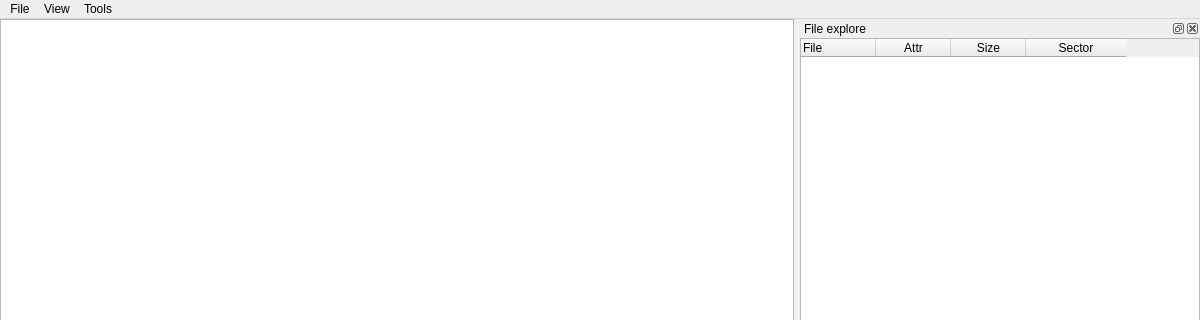
Above: i360gmanager/uiMain.ui from roman5566/i360gm before the change; both pictures show x 0 to 1200 and y 0 to 320 of the 1200 by 796 pixel window. Below: the same form after it.
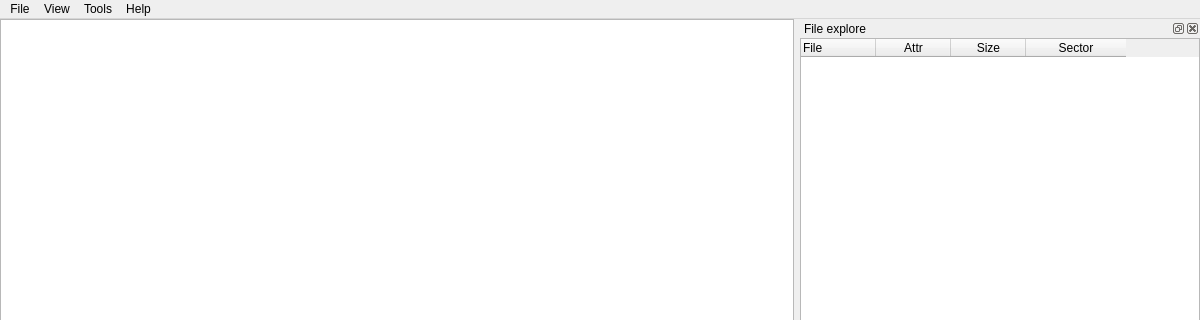
That is the form after the change. Icons and pictures are not drawn.

Diff of the .ui file:
```diff
--- a/i360gmanager/uiMain.ui
+++ b/i360gmanager/uiMain.ui
@@ -238,9 +238,16 @@
     <addaction name="actionCalculateMemory"/>
     <addaction name="actionReport"/>
    </widget>
+   <widget class="QMenu" name="menuHelp">
+    <property name="title">
+     <string>Help</string>
+    </property>
+    <addaction name="actionAbout"/>
+   </widget>
    <addaction name="menuFile"/>
    <addaction name="menuView"/>
    <addaction name="menuTools"/>
+   <addaction name="menuHelp"/>
   </widget>
   <widget class="QStatusBar" name="statusBar"/>
   <widget class="QDockWidget" name="DockProgress">
```
Left out of the diff: 5 changed lines with no effect on the pictures.
